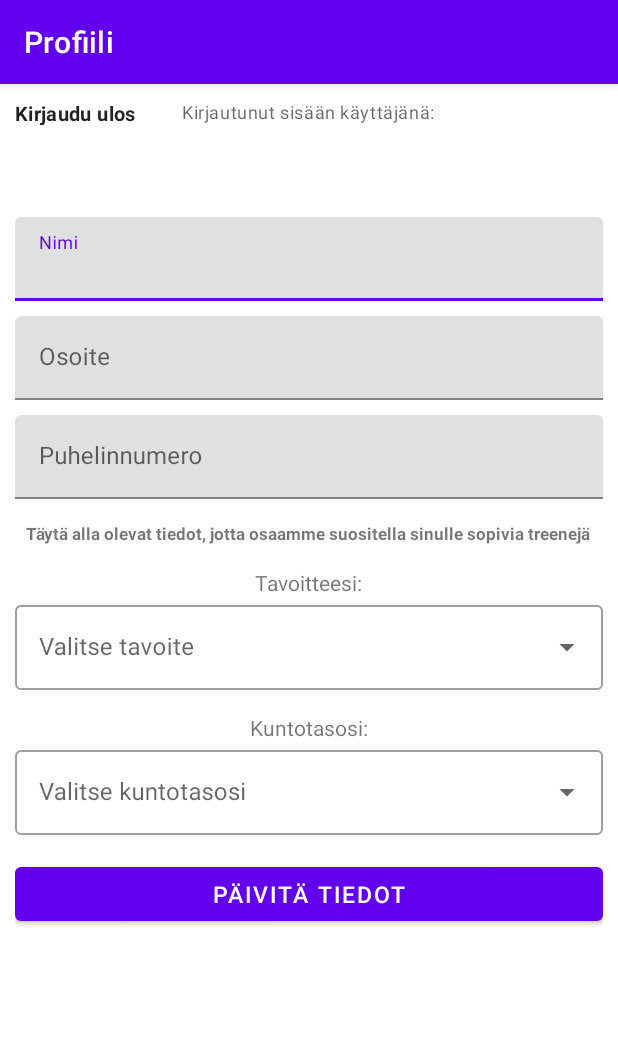
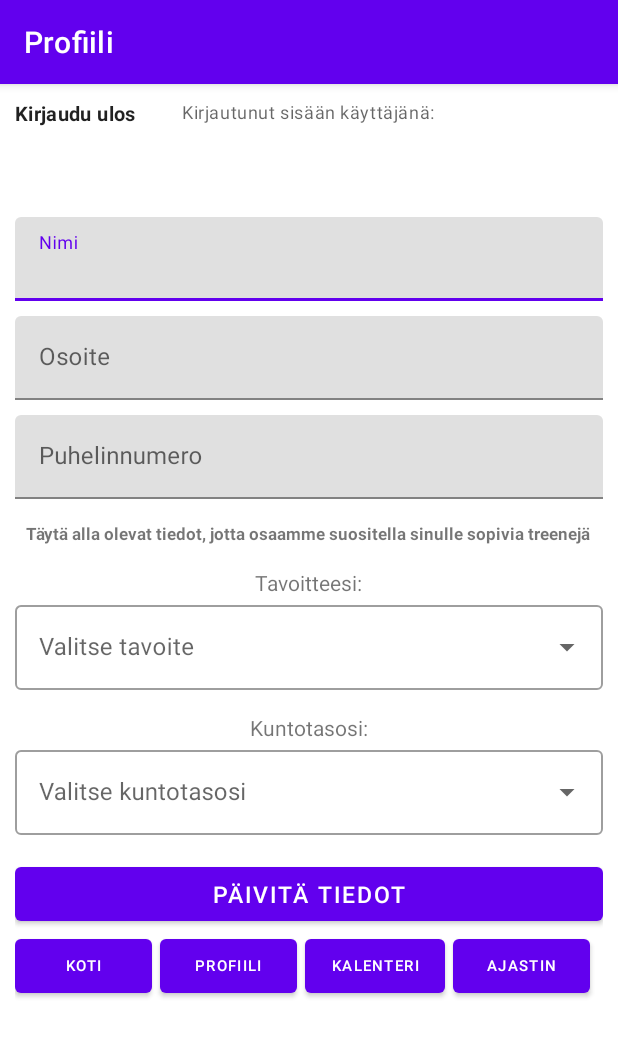
Before and after one commit to MobiiliProjektiRyhma17/fitness-app, an Android app: the screen it shows after launch once a user with an empty profile is signed in (ProfileActivity), on a phone screen of 412 x 824 dp. Shown: the top 1037 px of the screen. Run offline under Robolectric (Android 15) with nearby library versions, the phone set to English and light mode, and no system bars; our stand-ins replace Firebase (no records; nobody signed in at launch, a user with empty details on screens opened directly).

Commit message:
valikko lisätty

```diff
--- a/app/src/main/java/com/example/fitness_application/HomeActivity.kt
+++ b/app/src/main/java/com/example/fitness_application/HomeActivity.kt
@@ -20,5 +20,9 @@ class HomeActivity : AppCompatActivity() {
             val intent = Intent(this, BMIActivity::class.java)
             startActivity(intent)
         }
+        binding.profileButton.setOnClickListener{
+            val intent = Intent(this, ProfileActivity::class.java)
+            startActivity(intent)
+        }
     }
 }
--- a/app/src/main/java/com/example/fitness_application/ProfileActivity.kt
+++ b/app/src/main/java/com/example/fitness_application/ProfileActivity.kt
@@ -42,6 +42,11 @@ class ProfileActivity : AppCompatActivity() {
             firebaseAuth.signOut()
             checkUser()
         }
+
+        binding.homeButton1.setOnClickListener{
+            val intent = Intent(this, HomeActivity::class.java)
+            startActivity(intent)
+        }
     }
 
     private fun checkUser() {
--- a/app/src/main/res/layout/activity_profile.xml
+++ b/app/src/main/res/layout/activity_profile.xml
@@ -37,9 +37,9 @@
     <com.google.android.material.textfield.TextInputLayout
         android:id="@+id/name"
         android:layout_width="match_parent"
-        android:layout_marginTop="40dp"
         android:layout_height="wrap_content"
-        android:layout_below="@id/showEmail">
+        android:layout_below="@id/showEmail"
+        android:layout_marginTop="40dp">
 
         <EditText
             android:id="@+id/nameEdit"
@@ -47,34 +47,37 @@
             android:layout_height="wrap_content"
             android:hint="Nimi"
             android:inputType="textPersonName" />
+
     </com.google.android.material.textfield.TextInputLayout>
 
     <com.google.android.material.textfield.TextInputLayout
         android:id="@+id/address"
         android:layout_width="match_parent"
-        android:layout_marginTop="10dp"
         android:layout_height="wrap_content"
-        android:layout_below="@id/name">
+        android:layout_below="@id/name"
+        android:layout_marginTop="10dp">
+
         <EditText
             android:id="@+id/addressEdit"
             android:layout_width="match_parent"
             android:layout_height="wrap_content"
-            android:inputType="textPersonName"
-            android:hint="Osoite"/>
+            android:hint="Osoite"
+            android:inputType="textPersonName" />
     </com.google.android.material.textfield.TextInputLayout>
 
     <com.google.android.material.textfield.TextInputLayout
         android:id="@+id/phoneNumber"
         android:layout_width="match_parent"
-        android:layout_marginTop="10dp"
         android:layout_height="wrap_content"
-        android:layout_below="@id/address">
+        android:layout_below="@id/address"
+        android:layout_marginTop="10dp">
+
         <EditText
             android:id="@+id/phoneNumberEdit"
             android:layout_width="match_parent"
             android:layout_height="wrap_content"
-            android:inputType="number"
-            android:hint="Puhelinnumero"/>
+            android:hint="Puhelinnumero"
+            android:inputType="number" />
     </com.google.android.material.textfield.TextInputLayout>
 
     <TextView
@@ -86,7 +89,6 @@
         android:layout_marginTop="15dp"
         android:text="@string/info"
         android:textSize="11sp" />
-
 
 
     <TextView
@@ -137,12 +139,53 @@
             android:id="@+id/editButton"
             android:layout_width="match_parent"
             android:layout_height="wrap_content"
+            android:layout_below="@id/shapeSelect"
             android:layout_marginTop="15dp"
-            android:layout_below="@id/shapeSelect"
             android:text="Päivitä tiedot"
-            android:textSize="15dp"/>
+            android:textSize="15dp" />
+
+        <LinearLayout
+            android:layout_width="393dp"
+            android:layout_height="118dp"
+            android:orientation="horizontal">
+
+            <Button
+                android:id="@+id/homeButton1"
+                android:layout_width="wrap_content"
+                android:layout_height="wrap_content"
+                android:layout_marginRight="5dp"
+                android:layout_weight="1"
+                android:text="koti"
+                android:textSize="10sp" />
+
+            <Button
+                android:id="@+id/profileButton"
+                android:layout_width="wrap_content"
+                android:layout_height="wrap_content"
+                android:layout_marginRight="5dp"
+                android:layout_weight="1"
+                android:text="profiili"
+                android:textSize="10sp" />
+
+            <Button
+                android:id="@+id/calendarButton"
+                android:layout_width="wrap_content"
+                android:layout_height="wrap_content"
+                android:layout_marginRight="5dp"
+                android:layout_weight="1"
+                android:text="kalenteri"
+                android:textSize="10sp" />
+
+            <Button
+                android:id="@+id/timerButton"
+                android:layout_width="wrap_content"
+                android:layout_height="wrap_content"
+                android:layout_marginRight="10dp"
+                android:layout_weight="1"
+                android:text="ajastin"
+                android:textSize="10sp" />
+        </LinearLayout>
     </com.google.android.material.textfield.TextInputLayout>
 
 
-
 </RelativeLayout>
```
Also changed, not shown: app/src/main/res/layout/activity_home.xml (+43 -0 lines).
